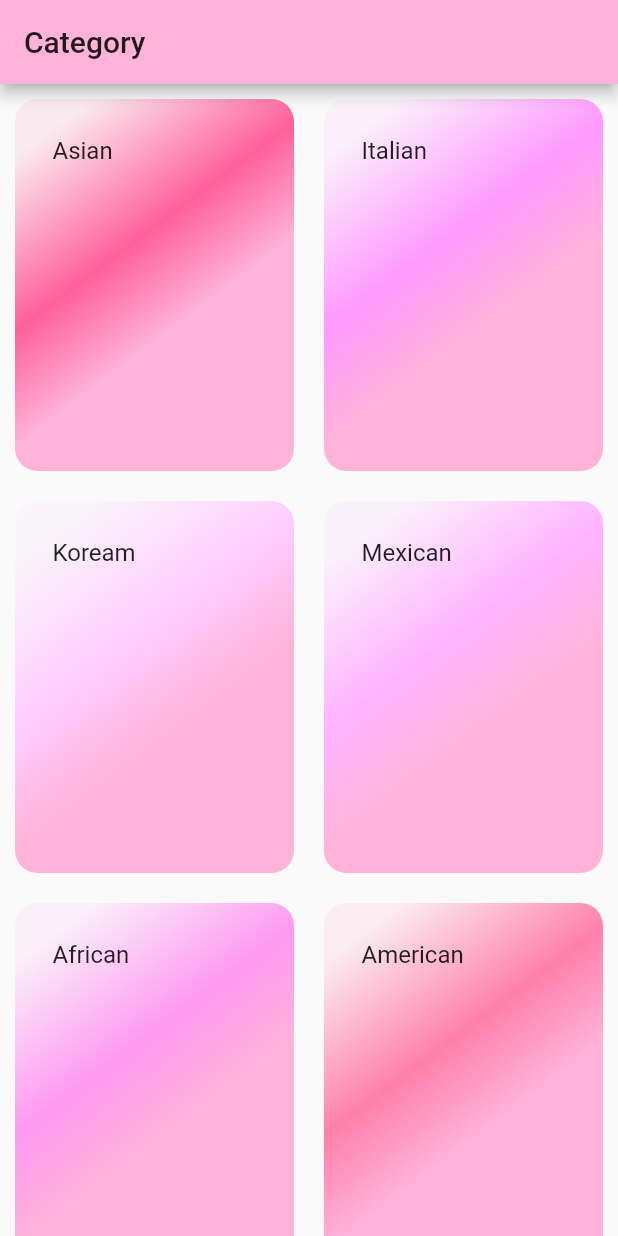
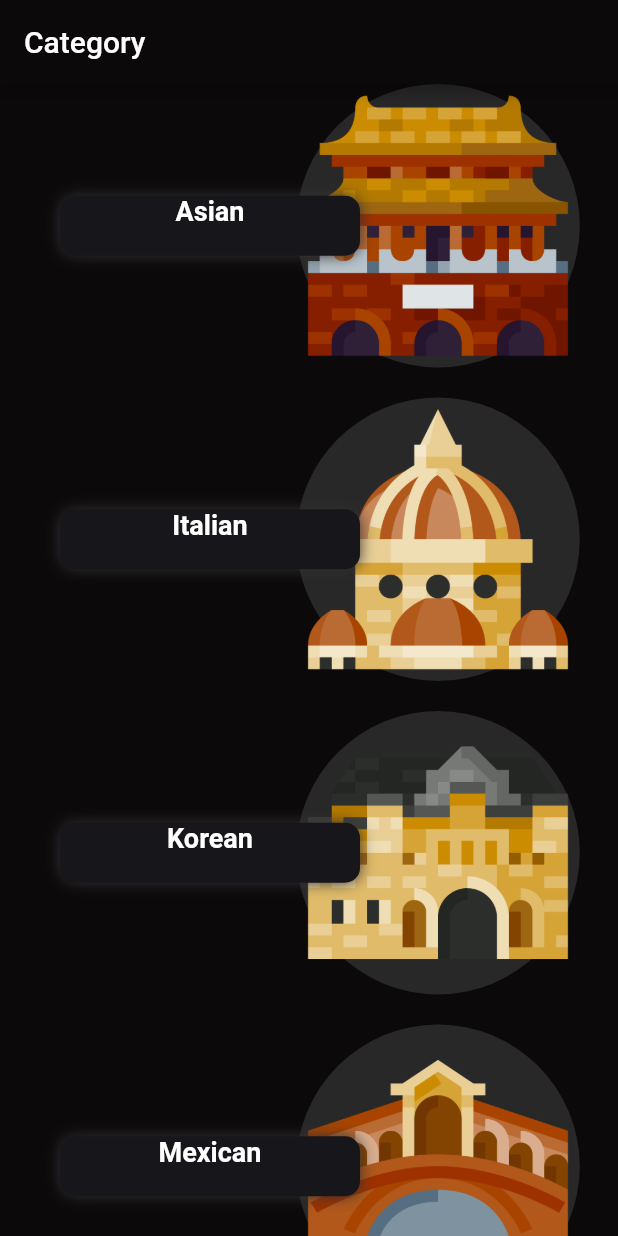
Before and after one commit to harmnot/oo-food, a Flutter app: the screen it shows after launch, on a phone screen of 412 x 824 dp. Run offline on Flutter 3.47's test engine with Material 2 defaults, Android fonts, the phone set to English and light mode, and no system bars; our stand-ins replace font_awesome_flutter, google_fonts; missing offline and left inert: enum_to_string; Roboto replaces fonts that are missing (Ntr).

Commit message:
re design ui

```diff
--- a/lib/dummy/category.dart
+++ b/lib/dummy/category.dart
@@ -5,41 +5,41 @@ const DUMMY_CATEGORY = const [
   Category(
     id: 'i990',
     title: 'Asian',
-    color: Color(0xffff6099)
+    img: 'Forbidden-City.png'
   ),
   Category(
       id: 'i991',
       title: 'Italian',
-      color: Color(0xffff99ff)
+      img: 'Florence-Cathedral.png'
   ),
   Category(
       id: 'i992',
-      title: 'Koream',
-      color: Color(0xffffccff)
+      title: 'Korean',
+      img: 'Edinburgh-Castle.png'
   ),
   Category(
       id: 'i993',
       title: 'Mexican',
-      color: Color(0xffffb3ff)
+      img: 'Rialto-Bridge.png'
   ),
   Category(
       id: 'i9911',
       title: 'African',
-      color: Color(0xffff99f1)
+      img: 'Moai.png'
   ),
   Category(
       id: 'i994',
       title: 'American',
-      color: Color(0xffff80aa)
+      img: 'Washington-Monument.png'
   ),
   Category(
       id: 'i995',
       title: 'European',
-      color: Color(0xffff80bf)
+      img: 'Eiffel.png'
   ),
   Category(
       id: 'i996',
       title: 'Arabian',
-      color: Color(0xffff66ff)
+      img: 'Taj-Mahal.png'
   )
 ];
--- a/lib/main.dart
+++ b/lib/main.dart
@@ -23,15 +23,17 @@ class MyApp extends StatelessWidget {
   @override
   Widget build(BuildContext context) {
 
-    MaterialColor colorCustom = MaterialColor(0xFFffb3d9, color);
+    MaterialColor colorCustom = MaterialColor(0xFF0C090A, color);
 
     return MaterialApp(
+      debugShowCheckedModeBanner: false,
       theme: ThemeData(
         textTheme: GoogleFonts.ntrTextTheme(
           Theme.of(context).textTheme,
         ),
         primarySwatch: colorCustom,
-        accentColor: Colors.amber
+        accentColor: Colors.amber,
+        backgroundColor: Color(0xFF0C090A)
       ),
       onGenerateRoute: RouteGenerator.generateRoute,
       initialRoute: '/',
--- a/lib/models/category.dart
+++ b/lib/models/category.dart
@@ -3,7 +3,7 @@ import 'package:flutter/material.dart';
 class Category {
   final String id;
   final String title;
-  final Color color;
+  final String img;
 
-  const Category( {this.id, this.title, this.color = Colors.blueAccent });
+  const Category( {this.id, this.title, this.img });
 }
--- a/lib/pages/category_page.dart
+++ b/lib/pages/category_page.dart
@@ -1,3 +1,4 @@
+import 'package:flutter/cupertino.dart';
 import 'package:flutter/material.dart';
 import 'package:meals/dummy/category.dart';
 import 'package:meals/views/category_list.dart';
@@ -6,21 +7,40 @@ class CategoryPage extends StatelessWidget {
 
   @override
   Widget build(BuildContext context) {
+
+    var grid = GridView(
+        padding: EdgeInsets.all(10),
+        children: DUMMY_CATEGORY.map((catData) => CategoryList(
+            img: catData.img,
+            title: catData.title,
+            id: catData.id)
+        ).toList(),
+        gridDelegate: SliverGridDelegateWithMaxCrossAxisExtent(
+          maxCrossAxisExtent: 200,
+          childAspectRatio:  3 / 4,
+          mainAxisSpacing: 20,
+          crossAxisSpacing: 20,
+        )
+    );
+
+
     return SafeArea(
       child: Scaffold(
         appBar: AppBar(
           title: const Text('Category'),
         ),
-        body: GridView(
-            padding: EdgeInsets.all(10),
-            children: DUMMY_CATEGORY.map((catData) => CategoryList(color: catData.color, title: catData.title, id: catData.id)).toList(),
-            gridDelegate: SliverGridDelegateWithMaxCrossAxisExtent(
-              maxCrossAxisExtent: 200,
-              childAspectRatio:  3 / 4,
-              mainAxisSpacing: 20,
-              crossAxisSpacing: 20,
-            )
-        ),
+        body: Container(
+          color: Theme.of(context).backgroundColor,
+          child: ListView(
+            children: <Widget>[
+          ...DUMMY_CATEGORY.map((catData) => CategoryList(
+            img: catData.img,
+            title: catData.title,
+            id: catData.id)
+          ).toList(),
+            ],
+          ),
+        )
       ),
     );
   }
--- a/lib/services/route_generator.dart
+++ b/lib/services/route_generator.dart
@@ -1,22 +1,25 @@
 import 'package:flutter/material.dart';
 import 'package:meals/pages/category_page.dart';
 import 'package:meals/pages/items_category_page.dart';
+import 'package:meals/pages/meal_detail_page.dart';
 
 class RouteGenerator {
   static Route<dynamic> generateRoute(RouteSettings settings) {
     final args = settings.arguments;
     const homePage = '/';
-    const categoriesPage = '/categories-list';
-    const categoryItem = '/category-item';
 
     switch(settings.name) {
       case homePage:
         return MaterialPageRoute(
             builder: (_)=> CategoryPage(),
         );
-      case categoriesPage:
+      case ItemsCategory.routeName:
         return MaterialPageRoute(
           builder: (_) => ItemsCategory(data: args),
+        );
+      case MealDetail.routeName:
+        return MaterialPageRoute(
+          builder: (_) => MealDetail(data: args),
         );
       default:
         return _errorPage();
--- a/lib/views/category_list.dart
+++ b/lib/views/category_list.dart
@@ -1,22 +1,23 @@
+import 'package:flutter/cupertino.dart';
 import 'package:flutter/material.dart';
 import 'package:meals/models/category.dart';
+import 'package:meals/pages/items_category_page.dart';
 
 class CategoryList extends StatelessWidget {
   final String id;
   final String title;
-  final Color color;
+  final String img;
 
-  CategoryList({this.title, this.color, this.id });
+  CategoryList({this.title, this.img, this.id });
 
   void selectedCategory(BuildContext ctx, String id, txt) {
-    Navigator.of(ctx).pushNamed('/categories-list', arguments: { 'id': id, 'title': txt} );
+    Navigator.of(ctx).pushNamed(ItemsCategory.routeName, arguments: { 'id': id, 'title': txt} );
   }
 
   @override
   Widget build(BuildContext context) {
-    return InkWell(
-      onTap: () => selectedCategory(context, id, title),
-      child: Container(
+
+    var old = Container(
       padding: const EdgeInsets.all(25),
       child: Text(
           title,
@@ -28,8 +29,6 @@ class CategoryList extends StatelessWidget {
       decoration: BoxDecoration(
         gradient: LinearGradient(
             colors: [
-                color.withOpacity(0.1),
-                color,
               Color(0xffffb3d9)
             ],
             begin: Alignment.topLeft,
@@ -42,7 +41,57 @@ class CategoryList extends StatelessWidget {
         ),
         borderRadius: BorderRadius.circular(15),
       ),
+    );
+
+    print(img);
+
+    return InkWell(
+      onTap: () => selectedCategory(context, id, title),
+      child: Container(
+        margin: EdgeInsets.only(bottom: 20, right: 20),
+        child: Stack(
+          fit: StackFit.loose,
+          alignment: Alignment.centerRight,
+          children: <Widget>[
+            Container(
+              width: 200,
+              height: 189,
+              decoration: BoxDecoration(
+                color: Color(0xFF282828),
+                shape: BoxShape.circle,
               ),
+              child: Image.asset("assets/images/$img",fit: BoxFit.contain,),
+            ),
+            Positioned(
+                left: 40,
+                child: Container(
+                  width: 200,
+                  height: 40,
+                  decoration: BoxDecoration(
+                    color: Color(0xFF17161b),
+                    boxShadow: [
+                      BoxShadow(
+                        color: Color(0xFF343132),
+                        spreadRadius: 0.01,
+                        blurRadius: 8
+                      )
+                    ],
+                    borderRadius: BorderRadius.circular(10)
+                  ),
+                  child: Text(
+                    title,
+                    style: TextStyle(
+                      color: Colors.white,
+                      fontSize: 18,
+                      fontWeight: FontWeight.w700
+                    ),
+                    textAlign: TextAlign.center,
+                  ),
+                )
+            ),
+          ],
+        ),
+      )
     );
   }
 }
--- a/pubspec.yaml
+++ b/pubspec.yaml
@@ -14,7 +14,7 @@ description: A new Flutter project.
 version: 1.0.0+1
 
 environment:
-  sdk: ">=2.1.0 <3.0.0"
+  sdk: ">=2.3.0 <3.0.0"
 
 dependencies:
   flutter:
@@ -45,7 +45,7 @@ flutter:
 
   # To add assets to your application, add an assets section, like this:
   assets:
-    - assets/images/512/
+    - assets/images/
   #  - images/a_dot_ham.jpeg
 
   # An image asset can refer to one or more resolution-specific "variants", see
```
Also changed, not shown: lib/pages/items_category_page.dart (+9 -0 lines), lib/pages/meal_detail_page.dart (added, +123 -0 lines), lib/views/category_meal.dart (+72 -10 lines), assets/images/Colosseum.png (added), assets/images/Edinburgh-Castle.png (added), assets/images/Eiffel.png (added), assets/images/Florence-Cathedral.png (added), assets/images/Forbidden-City.png (added), assets/images/Moai.png (added), assets/images/Rialto-Bridge.png (added), assets/images/Taj-Mahal.png (added), assets/images/Washington-Monument.png (added). Lines whose indentation alone changed are shown as unchanged.
